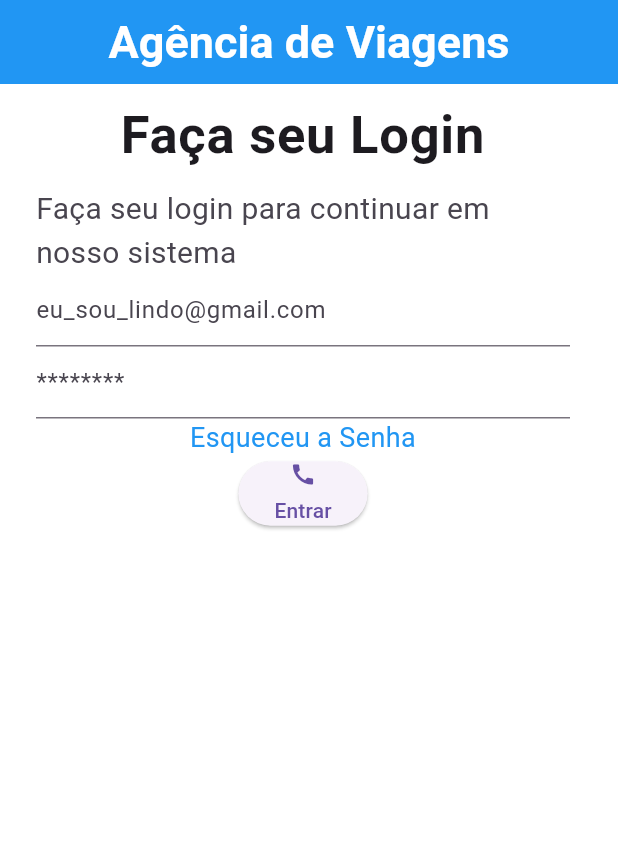
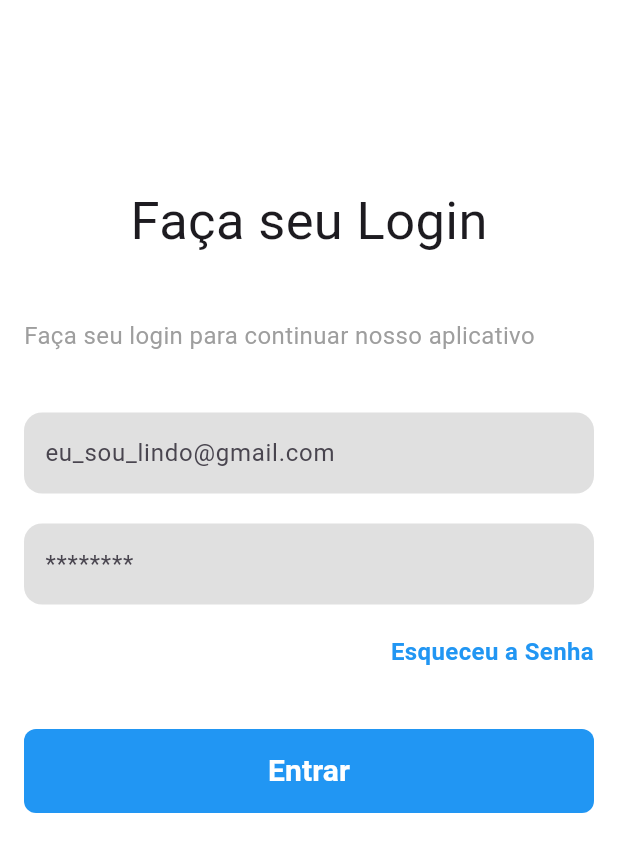
Before and after one commit to BispoCarlosDev/guia_viagens, a Flutter app: the screen it shows after launch, on a phone screen of 412 x 824 dp. Shown: the top 852 px of the screen. Run offline on Flutter 3.47's test engine with Material 3 defaults, Android fonts, the phone set to English and light mode, and no system bars.

Commit message:
finalizando a pagina de login

```diff
--- a/lib/app/pages/login.dart
+++ b/lib/app/pages/login.dart
@@ -1,114 +1,137 @@
 import 'package:flutter/material.dart';
 import 'apresentacao1.dart';
-/*import 'apresentacao2.dart';
-import 'apresentacao3.dart';*/
 
 class Login extends StatelessWidget {
-  Widget build(BuildContext context){
+  @override
+  Widget build(BuildContext context) {
     return Scaffold(
       appBar: AppBar(
-        title: const Text("Agência de Viagens"),
+        backgroundColor: Colors.transparent,
       ),
-      body: ListView(//Utiliancodo ListView para organizar a tela
-        children: <Widget> [
-          ListTile(
-            title: Text('Faça seu Login',
-            textAlign: TextAlign.center,
+      body: ListView(
+        // Utilizando ListView para organizar a tela
+        children: <Widget>[
+          Padding(
+            padding: EdgeInsets.all(
+                16.0), // Adiciona um padding ao redor dos widgets
+            child: Column(
+              crossAxisAlignment: CrossAxisAlignment.start,
+              children: <Widget>[
+                SizedBox(height: 50),
+                Center(
+                  child: Text(
+                    'Faça seu Login',
                     style: TextStyle(
-              fontWeight: FontWeight.bold,
                       fontSize: 35,
-            ),),
-            subtitle: Container(
-              padding: EdgeInsets.all(8.0),
-              child: Column(
-                children: [
-                  Text('Faça seu login para continuar em nosso sistema',
+                    ),
+                  ),
+                ),
+                SizedBox(
+                    height:
+                        40), // Adiciona um espaço entre o título e o restante
+                Text(
+                  'Faça seu login para continuar nosso aplicativo',
                   textAlign: TextAlign.left,
                   style: TextStyle(
-                    fontSize: 20,
-                  ),),
+                    fontSize: 16,
+                    color: Colors.grey,
+                  ),
+                ),
+                SizedBox(
+                    height: 40), // Espaço entre o subtítulo e o campo de texto
                 TextField(
+                  style: TextStyle(
+                    color: Colors.black,
+                    fontSize: 16,
+                  ),
                   decoration: InputDecoration(
                     hintText: 'eu_sou_lindo@gmail.com',
+                    border: OutlineInputBorder(
+                      borderRadius: BorderRadius.circular(
+                          12.0), // Define os cantos arredondados
+                      borderSide: BorderSide.none, // Remove a borda padrão
                     ),
-                    onChanged: (text) {
-                      print('Texto digitado: $text');
-                    },
+                    filled: true,
+                    fillColor: Colors
+                        .grey[300], // Cor de fundo interna do campo de texto
+                    contentPadding:
+                        EdgeInsets.symmetric(horizontal: 10.0, vertical: 15.0),
                   ),
+                ),
+                SizedBox(height: 20), // Espaço entre os campos de texto
                 TextField(
+                  style: TextStyle(
+                    color: Colors.black,
+                    fontSize: 16,
+                  ),
                   decoration: InputDecoration(
                     hintText: '********',
+                    border: OutlineInputBorder(
+                      borderRadius: BorderRadius.circular(
+                          12.0), // Define os cantos arredondados
+                      borderSide: BorderSide.none, // Remove a borda padrão
                     ),
-                    onChanged: (text) {
-                      print('Texto digitado: $text');
-                    },
+                    filled: true,
+                    fillColor: Colors
+                        .grey[300], // Cor de fundo interna do campo de texto
+                    contentPadding:
+                        EdgeInsets.symmetric(horizontal: 10.0, vertical: 15.0),
                   ),
-                  Text('Esqueceu a Senha',
+                ),
+                SizedBox(
+                    height:
+                        20), // Espaço entre o campo de texto e o texto "Esqueceu a Senha"
+                Align(
+                  alignment: Alignment.centerRight,
+                  child: Text(
+                    'Esqueceu a Senha',
                     textAlign: TextAlign.right,
                     style: TextStyle(
-                    fontSize: 18,
+                      fontSize: 16,
+                      fontWeight: FontWeight.bold,
                       color: Colors.blue,
-                  ),),
-
-                  ElevatedButton(
+                    ),
+                  ),
+                ),
+                SizedBox(
+                    height:
+                        40), // Espaço entre o texto "Esqueceu a Senha" e o botão
+                SizedBox(
+                  width: double
+                      .infinity, // Faz o botão ocupar toda a largura disponível
+                  child: OutlinedButton(
                     onPressed: () {
+                      // Ação quando o botão é pressionado
                       Navigator.push(
                         context,
-                        MaterialPageRoute(builder: (context) => Apresentacao1()),
+                        MaterialPageRoute(
+                            builder: (context) => Apresentacao1()),
                       );
                     },
-                    child: Column(
-                      mainAxisAlignment: MainAxisAlignment.center,
-                      children: [
-                        Icon(Icons.call),
-                        SizedBox(height: 5),
-                        Text('Entrar'),
+                    style: OutlinedButton.styleFrom(
+                      backgroundColor: Colors.blue, // Cor de fundo azul
+                      shape: RoundedRectangleBorder(
+                        borderRadius: BorderRadius.circular(
+                            8.0), // Bordas menos arredondadas
+                      ),
+                      side: BorderSide.none, // Remove a borda padrão
+                      minimumSize: Size(
+                          double.infinity, 56.0), // Define a altura do botão
+                    ),
+                    child: Text(
+                      'Entrar',
+                      style: TextStyle(
+                        fontSize: 20,
+                        fontWeight: FontWeight.bold,
+                        color: Colors.white,
+                      ),
+                    ),
+                  ),
+                ),
+                SizedBox(height: 60),
               ],
             ),
           ),
-
-
-                ],
-              ),
-            ),
-          )
-
-
-          /*
-          GestureDetector(
-            onTap: () {
-              Navigator.push(
-                context,
-                MaterialPageRoute(builder: (context) => Espanha()),
-              );
-            },
-            child: Container(
-              padding: EdgeInsets.only(
-                left: 20.0,
-                top: 20.0,
-                right: 20.0,
-                bottom: 0.0,
-              ),
-              child: Column(
-                mainAxisAlignment: MainAxisAlignment.center,
-                children: [
-                  Image.asset(
-                    'assets/espanha.jpg',
-                  ),
-                  SizedBox(height: 5.0),
-                  Text(
-                    'Espanha',
-                    textAlign: TextAlign.center,
-                  ),
-                ],
-              ),
-            )
-          ),*/
-
-
-
-
-
         ],
       ),
     );
--- a/lib/main.dart
+++ b/lib/main.dart
@@ -1,4 +1,5 @@
 import 'package:flutter/material.dart';
+import 'package:guia_viagens/app/pages/apresentacao1.dart';
 import 'app/pages/login.dart';
 
 void main() {
@@ -26,6 +27,7 @@
       ),
       routes: {
         '/login':(context) => Login(),
+        '/apresentacao1':(context) => Apresentacao1(),
       },
       initialRoute: '/login', // Definindo a rota inicial
     );
```
Lines whose indentation alone changed are shown as unchanged.
